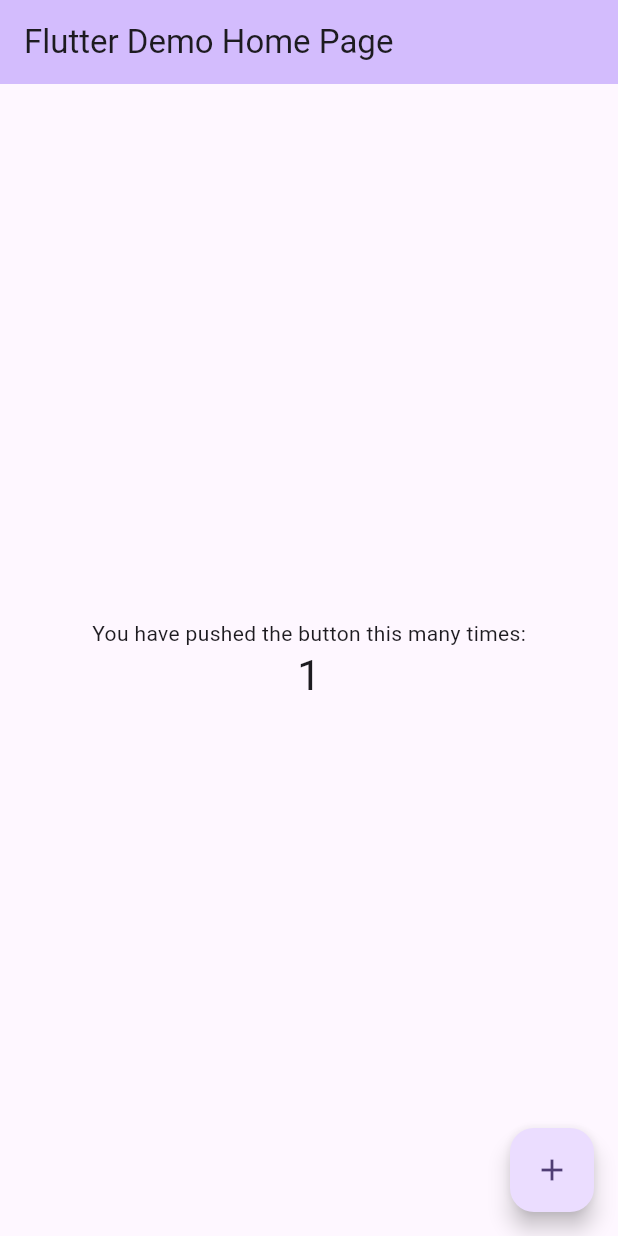
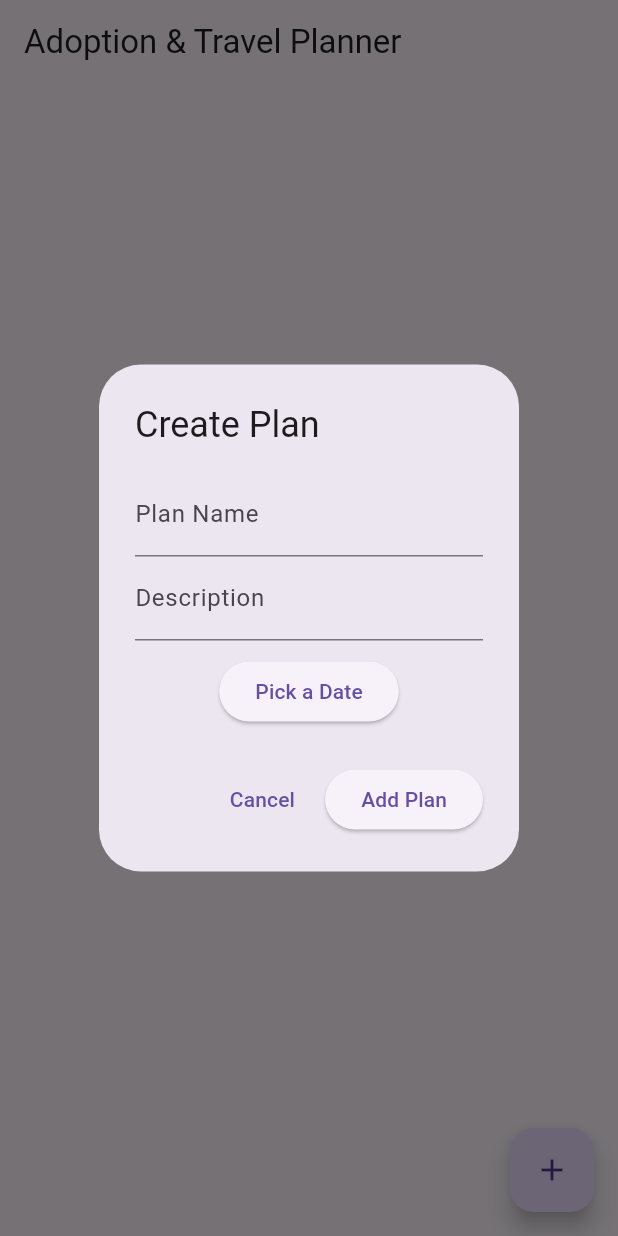
Before and after one commit to cbg85/travel_planner, a Flutter app: the screen it shows after launch, after a tap on the "add" icon, on a phone screen of 412 x 824 dp. Run offline on Flutter 3.47's test engine with Material 3 defaults, Android fonts, the phone set to English and light mode, and no system bars.

Commit message:
Updated main.dart

```diff
--- a/lib/main.dart
+++ b/lib/main.dart
@@ -1,125 +1,213 @@
 import 'package:flutter/material.dart';
+import 'package:uuid/uuid.dart';
+import 'models/plan.dart';
 
 void main() {
-  runApp(const MyApp());
+  runApp(const AdoptionTravelPlannerApp());
 }
 
-class MyApp extends StatelessWidget {
-  const MyApp({super.key});
+class AdoptionTravelPlannerApp extends StatelessWidget {
+  const AdoptionTravelPlannerApp({super.key});
 
-  // This widget is the root of your application.
   @override
   Widget build(BuildContext context) {
     return MaterialApp(
-      title: 'Flutter Demo',
+      title: 'Adoption & Travel Planner',
       theme: ThemeData(
-        // This is the theme of your application.
-        //
-        // TRY THIS: Try running your application with "flutter run". You'll see
-        // the application has a purple toolbar. Then, without quitting the app,
-        // try changing the seedColor in the colorScheme below to Colors.green
-        // and then invoke "hot reload" (save your changes or press the "hot
-        // reload" button in a Flutter-supported IDE, or press "r" if you used
-        // the command line to start the app).
-        //
-        // Notice that the counter didn't reset back to zero; the application
-        // state is not lost during the reload. To reset the state, use hot
-        // restart instead.
-        //
-        // This works for code too, not just values: Most code changes can be
-        // tested with just a hot reload.
-        colorScheme: ColorScheme.fromSeed(seedColor: Colors.deepPurple),
-        useMaterial3: true,
+        primarySwatch: Colors.blue,
       ),
-      home: const MyHomePage(title: 'Flutter Demo Home Page'),
+      home: const PlanManagerScreen(),
     );
   }
 }
 
-class MyHomePage extends StatefulWidget {
-  const MyHomePage({super.key, required this.title});
-
-  // This widget is the home page of your application. It is stateful, meaning
-  // that it has a State object (defined below) that contains fields that affect
-  // how it looks.
-
-  // This class is the configuration for the state. It holds the values (in this
-  // case the title) provided by the parent (in this case the App widget) and
-  // used by the build method of the State. Fields in a Widget subclass are
-  // always marked "final".
-
-  final String title;
+class PlanManagerScreen extends StatefulWidget {
+  const PlanManagerScreen({super.key});
 
   @override
-  State<MyHomePage> createState() => _MyHomePageState();
+  _PlanManagerScreenState createState() => _PlanManagerScreenState();
 }
 
-class _MyHomePageState extends State<MyHomePage> {
-  int _counter = 0;
+class _PlanManagerScreenState extends State<PlanManagerScreen> {
+  final List<Plan> _plans = [];
 
-  void _incrementCounter() {
+  void _addPlan(String name, String description, DateTime date) {
     setState(() {
-      // This call to setState tells the Flutter framework that something has
-      // changed in this State, which causes it to rerun the build method below
-      // so that the display can reflect the updated values. If we changed
-      // _counter without calling setState(), then the build method would not be
-      // called again, and so nothing would appear to happen.
-      _counter++;
+      _plans.add(Plan(
+        id: const Uuid().v4(),
+        name: name,
+        description: description,
+        date: date,
+      ));
     });
+  }
+
+  void _toggleCompletion(String id) {
+    setState(() {
+      final plan = _plans.firstWhere((p) => p.id == id);
+      plan.toggleCompleted();
+    });
+  }
+
+  void _editPlan(String id, String newName, String newDescription, DateTime newDate) {
+    setState(() {
+      final planIndex = _plans.indexWhere((p) => p.id == id);
+      if (planIndex != -1) {
+        _plans[planIndex] = Plan(
+          id: id,
+          name: newName,
+          description: newDescription,
+          date: newDate,
+          isCompleted: _plans[planIndex].isCompleted,
+        );
+      }
+    });
+  }
+
+  void _deletePlan(String id) {
+    setState(() {
+      _plans.removeWhere((p) => p.id == id);
+    });
+  }
+
+  void _showCreatePlanDialog() {
+    TextEditingController nameController = TextEditingController();
+    TextEditingController descriptionController = TextEditingController();
+    DateTime selectedDate = DateTime.now();
+
+    showDialog(
+      context: context,
+      builder: (context) {
+        return AlertDialog(
+          title: const Text("Create Plan"),
+          content: Column(
+            mainAxisSize: MainAxisSize.min,
+            children: [
+              TextField(
+                controller: nameController,
+                decoration: const InputDecoration(labelText: "Plan Name"),
+              ),
+              TextField(
+                controller: descriptionController,
+                decoration: const InputDecoration(labelText: "Description"),
+              ),
+              const SizedBox(height: 10),
+              ElevatedButton(
+                onPressed: () async {
+                  DateTime? pickedDate = await showDatePicker(
+                    context: context,
+                    initialDate: selectedDate,
+                    firstDate: DateTime.now(),
+                    lastDate: DateTime(2100),
+                  );
+                  if (pickedDate != null) {
+                    selectedDate = pickedDate;
+                  }
+                },
+                child: const Text("Pick a Date"),
+              ),
+            ],
+          ),
+          actions: [
+            TextButton(
+              onPressed: () => Navigator.pop(context),
+              child: const Text("Cancel"),
+            ),
+            ElevatedButton(
+              onPressed: () {
+                _addPlan(nameController.text, descriptionController.text, selectedDate);
+                Navigator.pop(context);
+              },
+              child: const Text("Add Plan"),
+            ),
+          ],
+        );
+      },
+    );
   }
 
   @override
   Widget build(BuildContext context) {
-    // This method is rerun every time setState is called, for instance as done
-    // by the _incrementCounter method above.
-    //
-    // The Flutter framework has been optimized to make rerunning build methods
-    // fast, so that you can just rebuild anything that needs updating rather
-    // than having to individually change instances of widgets.
     return Scaffold(
-      appBar: AppBar(
-        // TRY THIS: Try changing the color here to a specific color (to
-        // Colors.amber, perhaps?) and trigger a hot reload to see the AppBar
-        // change color while the other colors stay the same.
-        backgroundColor: Theme.of(context).colorScheme.inversePrimary,
-        // Here we take the value from the MyHomePage object that was created by
-        // the App.build method, and use it to set our appbar title.
-        title: Text(widget.title),
+      appBar: AppBar(title: const Text("Adoption & Travel Planner")),
+      body: ListView.builder(
+        itemCount: _plans.length,
+        itemBuilder: (context, index) {
+          final plan = _plans[index];
+          return GestureDetector(
+            onDoubleTap: () => _deletePlan(plan.id),
+            onLongPress: () {
+              _showEditPlanDialog(plan);
+            },
+            child: Dismissible(
+              key: Key(plan.id),
+              direction: DismissDirection.horizontal,
+              onDismissed: (direction) => _toggleCompletion(plan.id),
+              background: Container(color: Colors.green, child: const Icon(Icons.check, color: Colors.white)),
+              secondaryBackground: Container(color: Colors.red, child: const Icon(Icons.delete, color: Colors.white)),
+              child: Card(
+                color: plan.isCompleted ? Colors.green[200] : Colors.white,
+                child: ListTile(
+                  title: Text(plan.name, style: TextStyle(decoration: plan.isCompleted ? TextDecoration.lineThrough : null)),
+                  subtitle: Text(plan.description),
+                  trailing: Text("${plan.date.toLocal()}".split(' ')[0]),
+                ),
+              ),
+            ),
+          );
+        },
       ),
-      body: Center(
-        // Center is a layout widget. It takes a single child and positions it
-        // in the middle of the parent.
-        child: Column(
-          // Column is also a layout widget. It takes a list of children and
-          // arranges them vertically. By default, it sizes itself to fit its
-          // children horizontally, and tries to be as tall as its parent.
-          //
-          // Column has various properties to control how it sizes itself and
-          // how it positions its children. Here we use mainAxisAlignment to
-          // center the children vertically; the main axis here is the vertical
-          // axis because Columns are vertical (the cross axis would be
-          // horizontal).
-          //
-          // TRY THIS: Invoke "debug painting" (choose the "Toggle Debug Paint"
-          // action in the IDE, or press "p" in the console), to see the
-          // wireframe for each widget.
-          mainAxisAlignment: MainAxisAlignment.center,
-          children: <Widget>[
-            const Text(
-              'You have pushed the button this many times:',
-            ),
-            Text(
-              '$_counter',
-              style: Theme.of(context).textTheme.headlineMedium,
+      floatingActionButton: FloatingActionButton(
+        onPressed: _showCreatePlanDialog,
+        child: const Icon(Icons.add),
+      ),
+    );
+  }
+
+  void _showEditPlanDialog(Plan plan) {
+    TextEditingController nameController = TextEditingController(text: plan.name);
+    TextEditingController descriptionController = TextEditingController(text: plan.description);
+    DateTime selectedDate = plan.date;
+
+    showDialog(
+      context: context,
+      builder: (context) {
+        return AlertDialog(
+          title: const Text("Edit Plan"),
+          content: Column(
+            mainAxisSize: MainAxisSize.min,
+            children: [
+              TextField(controller: nameController, decoration: const InputDecoration(labelText: "Plan Name")),
+              TextField(controller: descriptionController, decoration: const InputDecoration(labelText: "Description")),
+              const SizedBox(height: 10),
+              ElevatedButton(
+                onPressed: () async {
+                  DateTime? pickedDate = await showDatePicker(
+                    context: context,
+                    initialDate: selectedDate,
+                    firstDate: DateTime.now(),
+                    lastDate: DateTime(2100),
+                  );
+                  if (pickedDate != null) {
+                    selectedDate = pickedDate;
+                  }
+                },
+                child: const Text("Pick a Date"),
+              ),
+            ],
+          ),
+          actions: [
+            TextButton(onPressed: () => Navigator.pop(context), child: const Text("Cancel")),
+            ElevatedButton(
+              onPressed: () {
+                _editPlan(plan.id, nameController.text, descriptionController.text, selectedDate);
+                Navigator.pop(context);
+              },
+              child: const Text("Update Plan"),
             ),
           ],
-        ),
-      ),
-      floatingActionButton: FloatingActionButton(
-        onPressed: _incrementCounter,
-        tooltip: 'Increment',
-        child: const Icon(Icons.add),
-      ), // This trailing comma makes auto-formatting nicer for build methods.
+        );
+      },
     );
   }
 }
--- a/pubspec.yaml
+++ b/pubspec.yaml
@@ -13,6 +13,7 @@ dependencies:
   cupertino_icons: ^1.0.2
   provider: ^6.0.5  # For optional state management if needed
   table_calendar: ^3.0.9  # For calendar support
+  uuid: ^4.5.1
 
 dev_dependencies:
   flutter_test:
```
Also changed, not shown: java/screens/plan_manager_screen.dart (added, +65 -0 lines), java/widgets/create_plan_model.dart (added, +48 -0 lines), java/widgets/plan_item.dart (added, +38 -0 lines), java/models/plan.dart (renamed from lib/plan.dart), pubspec.lock.
